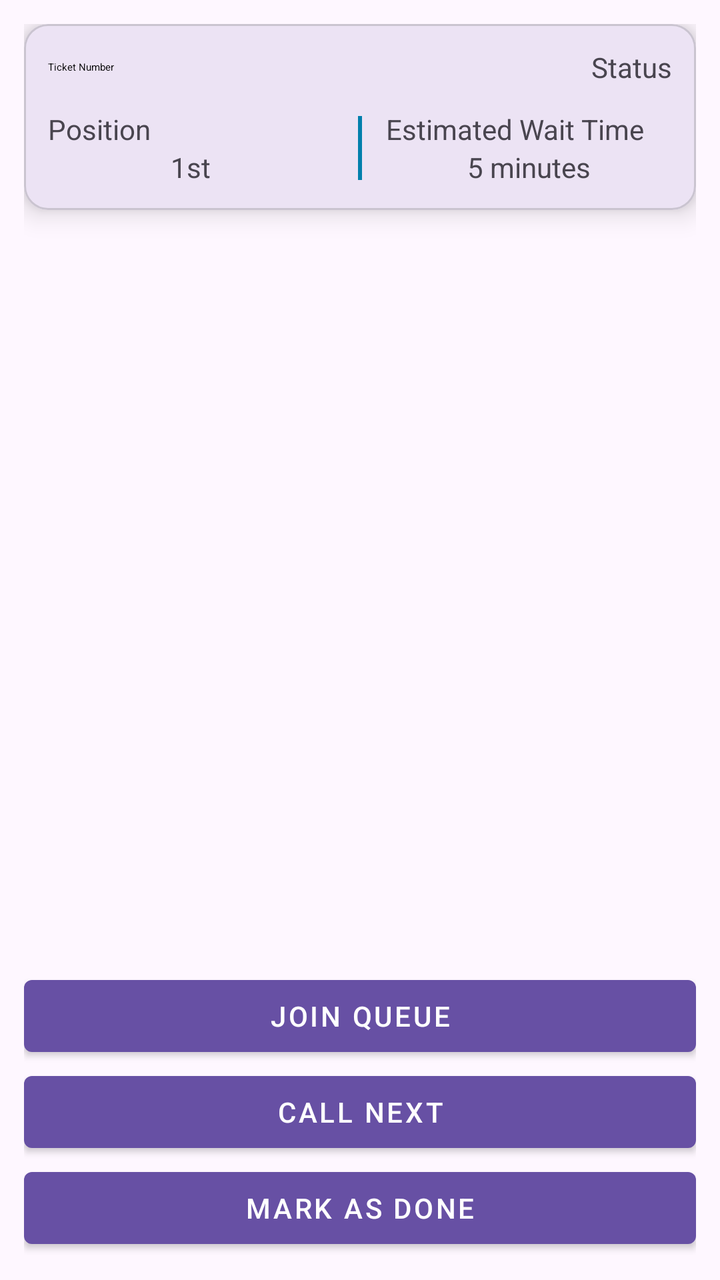
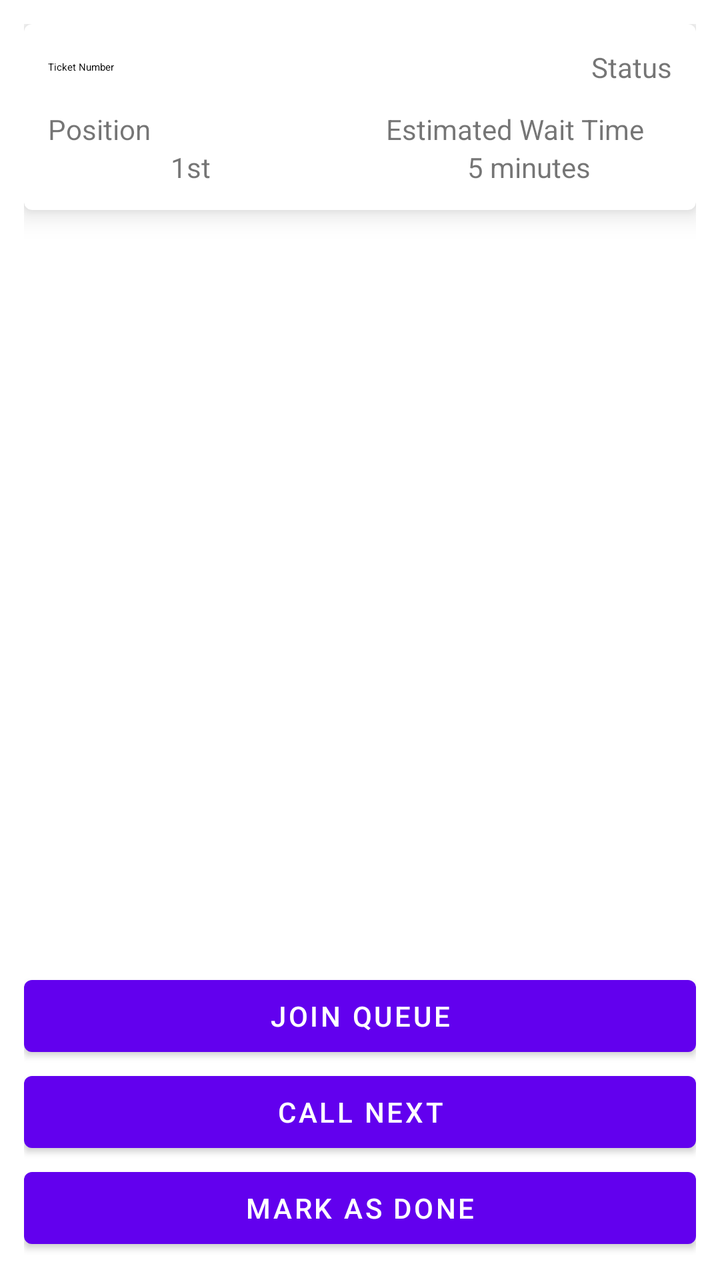

Compare the two renders of this Android layout. The source of the first and the diff that turns it into the second are given below.
<!-- AndroidManifest.xml: application theme Theme.QueueApplication -->
<!-- res/layout/activity_queue.xml -->
<?xml version="1.0" encoding="utf-8"?>
<LinearLayout xmlns:android="http://schemas.android.com/apk/res/android"
    xmlns:app="http://schemas.android.com/apk/res-auto"
    xmlns:tools="http://schemas.android.com/tools"
    android:id="@+id/main"
    android:layout_width="match_parent"
    android:layout_height="match_parent"
    android:padding="12dp"
    android:orientation="vertical"
    tools:context=".QueueActivity">

    
    <com.google.android.material.card.MaterialCardView
        android:layout_width="match_parent"
        app:cardElevation="8dp"
        android:layout_height="wrap_content">
        <LinearLayout
            android:layout_width="match_parent"
            android:gravity="center"
            android:id="@+id/tvNoServing"
            android:visibility="gone"
            android:layout_gravity="center"
            android:padding="24dp"
            android:layout_height="match_parent">
            <TextView
                android:layout_width="wrap_content"
                android:text="Currently No Serving"
                android:textAppearance="@style/TextAppearance.Material3.TitleLarge.Emphasized"
                android:layout_height="wrap_content"/>
        </LinearLayout>
        <LinearLayout
            android:layout_width="match_parent"
            android:padding="12dp"
            android:id="@+id/currentServing"
            android:orientation="vertical"
            android:layout_height="wrap_content">
            <LinearLayout
                android:layout_width="match_parent"
                android:layout_gravity="center"
                android:gravity="center"
                android:layout_marginBottom="12dp"
                android:layout_height="wrap_content">
                <TextView
                    android:layout_width="wrap_content"
                    android:text="Ticket Number"
                    android:id="@+id/tvTicketNumber"
                    android:textAppearance="@style/TextAppearance.Material3.TitleLarge.Emphasized"
                    android:layout_height="wrap_content"/>

                <TextView
                    android:layout_width="match_parent"
                    android:text="Status"
                    android:id="@+id/tvStatus"
                    android:textAlignment="textEnd"
                    android:layout_height="wrap_content"/>
            </LinearLayout>


            <LinearLayout
                android:layout_width="match_parent"
                android:layout_gravity="center"
                android:gravity="center"
                android:layout_height="wrap_content"
                android:orientation="horizontal">
                <LinearLayout
                    android:layout_width="0dp"
                    android:layout_weight="1"
                    android:orientation="vertical"
                    android:layout_height="wrap_content">
                    <TextView
                        android:layout_width="match_parent"
                        android:text="Position"
                        android:layout_height="wrap_content"/>

                    <TextView
                        android:layout_width="match_parent"
                        android:textAlignment="center"
                        android:text="1st"
                        android:id="@+id/tvPosition"
                        android:layout_height="wrap_content"/>
                </LinearLayout>


                <View
                    android:layout_width="2dp"
                    android:layout_marginHorizontal="12dp"
                    android:background="@color/material_dynamic_primary50"
                    android:layout_height="32dp"/>

                <LinearLayout
                    android:layout_width="0dp"
                    android:layout_weight="1"
                    android:orientation="vertical"
                    android:layout_height="wrap_content">
                    <TextView
                        android:layout_width="match_parent"
                        android:text="Estimated Wait Time"
                        android:layout_height="wrap_content"/>

                    <TextView
                        android:layout_width="match_parent"
                        android:textAlignment="center"
                        android:text="5 minutes"
                        android:id="@+id/tvEwt"
                        android:layout_height="wrap_content"/>
                </LinearLayout>

            </LinearLayout>
        </LinearLayout>

    </com.google.android.material.card.MaterialCardView>

    <androidx.recyclerview.widget.RecyclerView
        android:layout_width="match_parent"
        android:id="@+id/recyclerView"
        app:layoutManager="androidx.recyclerview.widget.LinearLayoutManager"
        tools:listitem="@layout/layout_ticket_item"
        android:layout_weight="1"
        android:layout_height="0dp"/>

    <LinearLayout
        android:layout_width="match_parent"
        android:orientation="vertical"
        android:layout_height="wrap_content">
        <com.google.android.material.button.MaterialButton
            android:layout_width="match_parent"
            android:text="Join Queue"
            android:id="@+id/btnJoin"
            style="@style/Widget.MaterialComponents.Button"
            android:layout_height="wrap_content"/>

        <LinearLayout
            android:layout_width="match_parent"
            android:orientation="vertical"
            android:id="@+id/btnGroupStaff"
            android:layout_height="wrap_content">
            <com.google.android.material.button.MaterialButton
                android:layout_width="match_parent"
                android:text="Call Next"
                android:id="@+id/btnCallNext"
                style="@style/Widget.MaterialComponents.Button"
                android:layout_height="wrap_content"/>
            <com.google.android.material.button.MaterialButton
                android:layout_width="match_parent"
                android:text="Mark as Done"
                android:id="@+id/btnDone"
                style="@style/Widget.MaterialComponents.Button"
                android:layout_height="wrap_content"/>
        </LinearLayout>


    </LinearLayout>
</LinearLayout>
<!-- res/layout/layout_ticket_item.xml (included above) -->
<?xml version="1.0" encoding="utf-8"?>
<com.google.android.material.card.MaterialCardView xmlns:android="http://schemas.android.com/apk/res/android"
    android:layout_width="match_parent"
    xmlns:app="http://schemas.android.com/apk/res-auto"
    android:layout_marginVertical="8dp"
    app:cardElevation="8dp"
    android:layout_height="wrap_content">
    <LinearLayout
        android:layout_width="match_parent"
        android:padding="18dp"
        android:layout_height="wrap_content">
        <TextView
            android:layout_width="0dp"
            android:layout_weight="0.5"
            android:text="1"
            android:id="@+id/tvPosition"
            android:layout_height="wrap_content"/>
        <TextView
            android:layout_width="0dp"
            android:layout_weight="2"
            android:text="Ticket Number"
            android:id="@+id/tvTicketNumber"
            android:layout_height="wrap_content"/>
        <TextView
            android:layout_width="0dp"
            android:layout_weight="1"
            android:text="Priority"
            android:id="@+id/tvPriority"
            android:layout_height="wrap_content"/>
    </LinearLayout>

</com.google.android.material.card.MaterialCardView>
<!-- resources referenced by this layout -->
<resources>
  <style name="Theme.QueueApplication" parent="Base.Theme.QueueApplication" />
  <style name="Base.Theme.QueueApplication" parent="Theme.Material3.DayNight.NoActionBar">
          
          
      </style>
</resources>

<!-- the commit's change to res/layout/activity_queue.xml (unified diff, before → after) -->
@@ -84,7 +84,6 @@
                 <View
                     android:layout_width="2dp"
                     android:layout_marginHorizontal="12dp"
-                    android:background="@color/material_dynamic_primary50"
                     android:layout_height="32dp"/>
 
                 <LinearLayout
@@ -117,6 +116,16 @@
         tools:listitem="@layout/layout_ticket_item"
         android:layout_weight="1"
         android:layout_height="0dp"/>
+
+    <TextView
+        android:layout_width="wrap_content"
+        android:text="No Tickets Yet."
+        android:layout_gravity="center"
+        android:visibility="gone"
+        android:id="@+id/tvEmpty"
+        android:gravity="center"
+        android:textAppearance="@style/TextAppearance.Material3.HeadlineLarge.Emphasized"
+        android:layout_height="match_parent"/>
 
     <LinearLayout
         android:layout_width="match_parent"
<!-- resource entries referenced after the edit -->
@@ -1,7 +1,7 @@
 <!-- resources referenced by this layout -->
 <resources>
   <style name="Theme.QueueApplication" parent="Base.Theme.QueueApplication" />
-  <style name="Base.Theme.QueueApplication" parent="Theme.Material3.DayNight.NoActionBar">
+  <style name="Base.Theme.QueueApplication" parent="Theme.MaterialComponents.DayNight.NoActionBar">
           
           
       </style>
